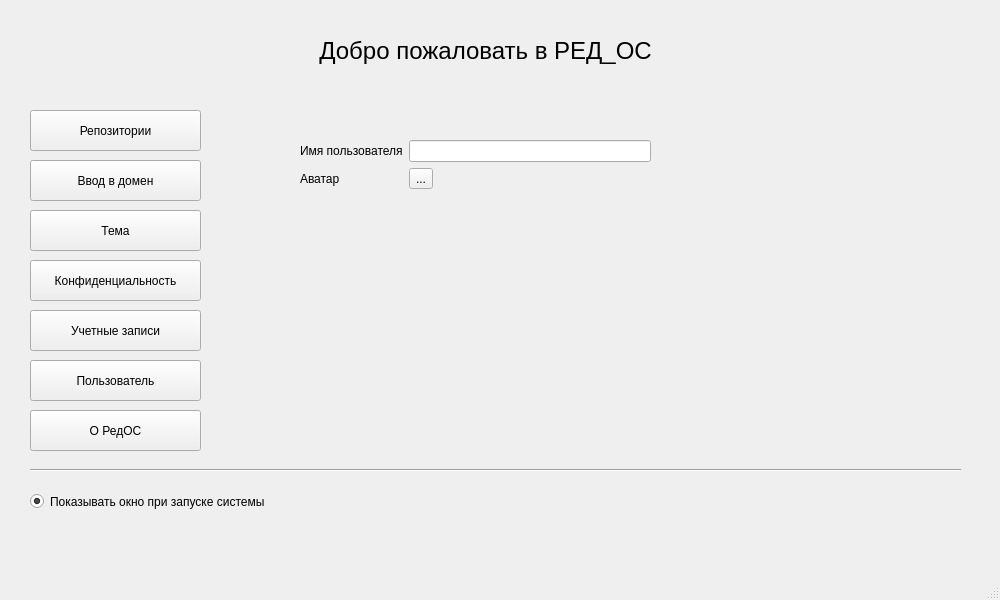
Before: the Qt Designer form ui_maini.ui in Lab-Brat/RED_OS_Welcome, drawn with Qt 5.
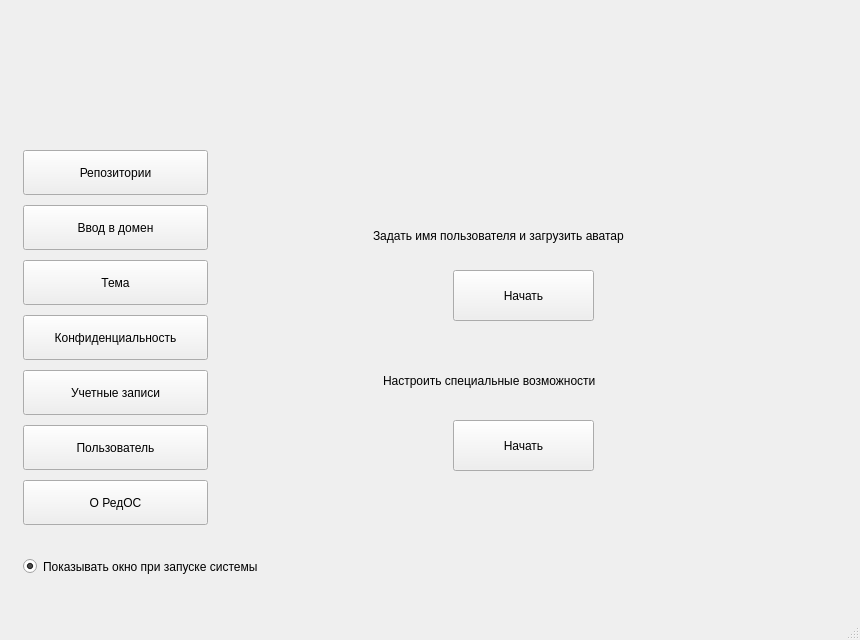
After: the same form once the commit is applied. The open tabs and pages were chosen to show the change. Icons and pictures are not drawn.

Patch:
```diff
--- a/ui_maini.ui
+++ b/ui_maini.ui
@@ -6,51 +6,33 @@
    <rect>
     <x>0</x>
     <y>0</y>
-    <width>1000</width>
-    <height>600</height>
+    <width>860</width>
+    <height>640</height>
    </rect>
   </property>
   <property name="minimumSize">
    <size>
-    <width>1000</width>
-    <height>600</height>
+    <width>860</width>
+    <height>640</height>
    </size>
   </property>
   <property name="maximumSize">
    <size>
-    <width>1000</width>
-    <height>600</height>
+    <width>860</width>
+    <height>640</height>
    </size>
   </property>
   <property name="windowTitle">
    <string>MainWindow</string>
   </property>
   <widget class="QWidget" name="centralwidget">
-   <widget class="QLabel" name="Title">
-    <property name="geometry">
-     <rect>
-      <x>-80</x>
-      <y>20</y>
-      <width>1021</width>
-      <height>61</height>
-     </rect>
-    </property>
-    <property name="font">
-     <font>
-      <pointsize>18</pointsize>
-     </font>
-    </property>
-    <property name="text">
-     <string>                                                            Добро пожаловать в РЕД_ОС</string>
-    </property>
-   </widget>
    <widget class="QPushButton" name="click_repo">
     <property name="geometry">
      <rect>
-      <x>30</x>
-      <y>110</y>
-      <width>171</width>
-      <height>41</height>
+      <x>23</x>
+      <y>150</y>
+      <width>185</width>
+      <height>45</height>
      </rect>
     </property>
     <property name="text">
@@ -60,10 +42,10 @@
    <widget class="QLabel" name="redos_icon">
     <property name="geometry">
      <rect>
-      <x>10</x>
-      <y>10</y>
-      <width>161</width>
-      <height>71</height>
+      <x>23</x>
+      <y>30</y>
+      <width>120</width>
+      <height>50</height>
      </rect>
     </property>
     <property name="text">
@@ -79,10 +61,10 @@
    <widget class="QPushButton" name="click_domain">
     <property name="geometry">
      <rect>
-      <x>30</x>
-      <y>160</y>
-      <width>171</width>
-      <height>41</height>
+      <x>23</x>
+      <y>205</y>
+      <width>185</width>
+      <height>45</height>
      </rect>
     </property>
     <property name="text">
@@ -92,10 +74,10 @@
    <widget class="QPushButton" name="click_conf">
     <property name="geometry">
      <rect>
-      <x>30</x>
-      <y>260</y>
-      <width>171</width>
-      <height>41</height>
+      <x>23</x>
+      <y>315</y>
+      <width>185</width>
+      <height>45</height>
      </rect>
     </property>
     <property name="text">
@@ -105,10 +87,10 @@
    <widget class="QPushButton" name="click_theme">
     <property name="geometry">
      <rect>
-      <x>30</x>
-      <y>210</y>
-      <width>171</width>
-      <height>41</height>
+      <x>23</x>
+      <y>260</y>
+      <width>185</width>
+      <height>45</height>
      </rect>
     </property>
     <property name="text">
@@ -118,10 +100,10 @@
    <widget class="QPushButton" name="click_user">
     <property name="geometry">
      <rect>
-      <x>30</x>
-      <y>360</y>
-      <width>171</width>
-      <height>41</height>
+      <x>23</x>
+      <y>425</y>
+      <width>185</width>
+      <height>45</height>
      </rect>
     </property>
     <property name="text">
@@ -131,10 +113,10 @@
    <widget class="QPushButton" name="click_account">
     <property name="geometry">
      <rect>
-      <x>30</x>
-      <y>310</y>
-      <width>171</width>
-      <height>41</height>
+      <x>23</x>
+      <y>370</y>
+      <width>185</width>
+      <height>45</height>
      </rect>
     </property>
     <property name="text">
@@ -144,10 +126,10 @@
    <widget class="QPushButton" name="click_info">
     <property name="geometry">
      <rect>
-      <x>30</x>
-      <y>410</y>
-      <width>171</width>
-      <height>41</height>
+      <x>23</x>
+      <y>480</y>
+      <width>185</width>
+      <height>45</height>
      </rect>
     </property>
     <property name="text">
@@ -157,10 +139,10 @@
    <widget class="QStackedWidget" name="stackedWidget">
     <property name="geometry">
      <rect>
-      <x>250</x>
-      <y>110</y>
-      <width>541</width>
-      <height>331</height>
+      <x>233</x>
+      <y>130</y>
+      <width>605</width>
+      <height>415</height>
      </rect>
     </property>
     <property name="currentIndex">
@@ -377,41 +359,57 @@
     </widget>
     <widget class="QWidget" name="page_account"/>
     <widget class="QWidget" name="page_user">
-     <widget class="QWidget" name="formLayoutWidget_3">
+     <widget class="QLabel" name="user_label">
       <property name="geometry">
        <rect>
-        <x>50</x>
-        <y>30</y>
-        <width>351</width>
-        <height>251</height>
+        <x>140</x>
+        <y>70</y>
+        <width>341</width>
+        <height>71</height>
        </rect>
       </property>
-      <layout class="QFormLayout" name="user_layout">
-       <item row="0" column="0">
-        <widget class="QLabel" name="user_name">
-         <property name="text">
-          <string>Имя пользователя</string>
-         </property>
-        </widget>
-       </item>
-       <item row="0" column="1">
-        <widget class="QLineEdit" name="user_enter"/>
-       </item>
-       <item row="1" column="0">
-        <widget class="QLabel" name="user_avatar">
-         <property name="text">
-          <string>Аватар</string>
-         </property>
-        </widget>
-       </item>
-       <item row="1" column="1">
-        <widget class="QToolButton" name="user_upload">
-         <property name="text">
-          <string>...</string>
-         </property>
-        </widget>
-       </item>
-      </layout>
+      <property name="text">
+       <string>Задать имя пользователя и загрузить аватар</string>
+      </property>
+     </widget>
+     <widget class="QPushButton" name="gnome_user">
+      <property name="geometry">
+       <rect>
+        <x>220</x>
+        <y>140</y>
+        <width>141</width>
+        <height>51</height>
+       </rect>
+      </property>
+      <property name="text">
+       <string>Начать</string>
+      </property>
+     </widget>
+     <widget class="QLabel" name="user_labelsp">
+      <property name="geometry">
+       <rect>
+        <x>150</x>
+        <y>220</y>
+        <width>281</width>
+        <height>61</height>
+       </rect>
+      </property>
+      <property name="text">
+       <string>Настроить специальные возможности</string>
+      </property>
+     </widget>
+     <widget class="QPushButton" name="gnome_special">
+      <property name="geometry">
+       <rect>
+        <x>220</x>
+        <y>290</y>
+        <width>141</width>
+        <height>51</height>
+       </rect>
+      </property>
+      <property name="text">
+       <string>Начать</string>
+      </property>
      </widget>
     </widget>
     <widget class="QWidget" name="page_info">
@@ -549,27 +547,11 @@
      </widget>
     </widget>
    </widget>
-   <widget class="Line" name="line">
-    <property name="geometry">
-     <rect>
-      <x>30</x>
-      <y>460</y>
-      <width>931</width>
-      <height>20</height>
-     </rect>
-    </property>
-    <property name="mouseTracking">
-     <bool>false</bool>
-    </property>
-    <property name="orientation">
-     <enum>Qt::Horizontal</enum>
-    </property>
-   </widget>
    <widget class="QRadioButton" name="autostart">
     <property name="geometry">
      <rect>
-      <x>30</x>
-      <y>490</y>
+      <x>23</x>
+      <y>555</y>
       <width>321</width>
       <height>23</height>
      </rect>
@@ -584,7 +566,38 @@
      <bool>false</bool>
     </property>
    </widget>
-   <zorder>Title</zorder>
+   <widget class="QWidget" name="menu" native="true">
+    <property name="geometry">
+     <rect>
+      <x>23</x>
+      <y>130</y>
+      <width>185</width>
+      <height>415</height>
+     </rect>
+    </property>
+   </widget>
+   <widget class="QWidget" name="top" native="true">
+    <property name="geometry">
+     <rect>
+      <x>0</x>
+      <y>0</y>
+      <width>860</width>
+      <height>20</height>
+     </rect>
+    </property>
+   </widget>
+   <widget class="QWidget" name="top2" native="true">
+    <property name="geometry">
+     <rect>
+      <x>0</x>
+      <y>0</y>
+      <width>860</width>
+      <height>90</height>
+     </rect>
+    </property>
+   </widget>
+   <zorder>top2</zorder>
+   <zorder>menu</zorder>
    <zorder>click_repo</zorder>
    <zorder>click_domain</zorder>
    <zorder>click_conf</zorder>
```
Left out of the diff: 86 changed lines with no effect on the pictures.
